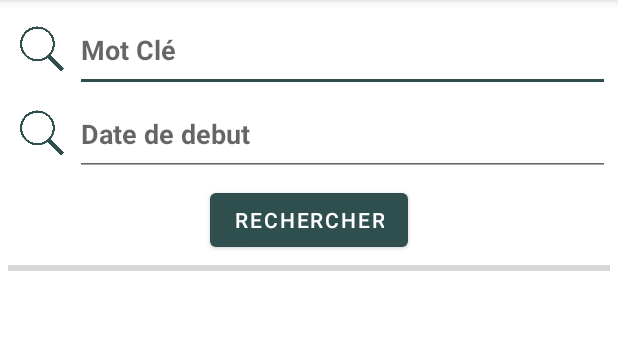
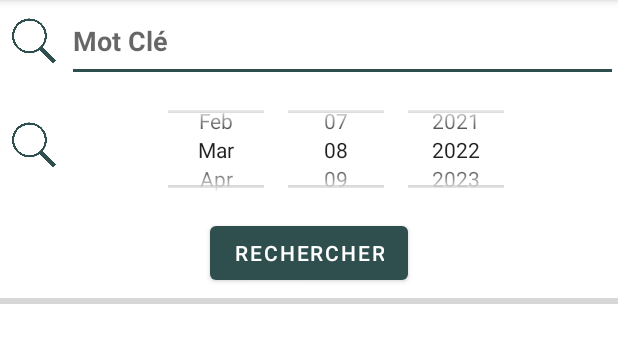
Before and after one commit to ElyousfiMohamed/Android-TPs, an Android app: the screen it shows after launch (MainActivity), after a tap on "RECHERCHER", on a phone screen of 412 x 824 dp, the part 84-447 px from its top. Run offline under Robolectric (Android 15) with nearby library versions, the phone set to English and light mode, and no system bars.

Commit message:
TP 3: Interaction avec une REST API - NEWSAPP (With date picker)

```diff
--- a/NewsApp/app/src/main/java/com/example/myapplication/MainActivity.java
+++ b/NewsApp/app/src/main/java/com/example/myapplication/MainActivity.java
@@ -9,6 +9,7 @@ import android.util.Log;
 import android.view.View;
 import android.widget.AdapterView;
 import android.widget.Button;
+import android.widget.DatePicker;
 import android.widget.EditText;
 import android.widget.ListView;
 import android.widget.Toast;
@@ -31,7 +32,8 @@ import retrofit2.converter.gson.GsonConverterFactory;
 
 public class MainActivity extends AppCompatActivity {
 
-    EditText motCle,dateDebut;
+    EditText motCle;
+    DatePicker dateDebut;
     ListView newsList;
     Button btn;
 
@@ -69,10 +71,11 @@ public class MainActivity extends AppCompatActivity {
         btn.setOnClickListener(new View.OnClickListener() {
             @Override
             public void onClick(View view) {
-                Log.i("TAG", "onClick: ");
+
                 data.clear();
                 String key=motCle.getText().toString();
-                String date=dateDebut.getText().toString();
+                String date= String.valueOf(dateDebut.getYear())+"-"+String.valueOf(dateDebut.getMonth()+1)+"-"+String.valueOf(dateDebut.getDayOfMonth());
+                Log.i("TAG",  date);
                 Log.i("key", key);
                 Log.i("date", date);
                 Call<ListArticleResponse> callArticles =serviceAPI.articles(key,date,"3cf8c4eb320946bf9d88200dd85311b3");
--- a/NewsApp/app/src/main/res/layout/activity_main.xml
+++ b/NewsApp/app/src/main/res/layout/activity_main.xml
@@ -6,19 +6,11 @@
     android:layout_height="match_parent"
     tools:context=".MainActivity">
 
-    <LinearLayout
-        android:layout_width="match_parent"
-        android:layout_height="match_parent"
-        android:layout_marginStart="5dp"
-        android:layout_marginTop="5dp"
-        android:layout_marginEnd="5dp"
-        android:layout_marginBottom="5dp"
-        android:orientation="vertical">
 
         <LinearLayout
             android:id="@+id/lin1"
             android:layout_width="match_parent"
-            android:layout_height="56dp"
+            android:layout_height="wrap_content"
             android:layout_marginTop="0dp"
             android:orientation="horizontal">
 
@@ -42,54 +34,49 @@
         <LinearLayout
             android:id="@+id/lin2"
             android:layout_width="match_parent"
-            android:layout_height="56dp"
+            android:layout_height="wrap_content"
             android:layout_marginTop="0dp"
-            android:orientation="horizontal">
+            android:orientation="horizontal"
+            android:layout_below="@+id/lin1">
 
             <ImageView
                 android:layout_width="34dp"
                 android:layout_height="44dp"
-                android:layout_margin="5dp"
-                android:src="@drawable/search" />
+                android:layout_marginTop="20dp"
+                android:layout_marginRight="5dp"
+                android:layout_marginLeft="5dp"
+                android:src="@drawable/search"
+                />
 
-            <EditText
+            <DatePicker
                 android:id="@+id/date_search"
                 android:layout_width="match_parent"
-                android:layout_height="match_parent"
-                android:hint="Date de debut"
-                android:inputType="text"
-                android:textColor="@color/Chocolate"
-                android:textStyle="bold" />
+                android:layout_height="90dp"
+                android:datePickerMode="spinner"
+                android:calendarViewShown="false"/>
 
         </LinearLayout>
 
-        <androidx.constraintlayout.widget.ConstraintLayout
-            android:layout_width="match_parent"
+        <Button
+            android:id="@+id/search_button"
+            android:layout_width="wrap_content"
             android:layout_height="wrap_content"
-            android:layout_marginTop="5dp">
-
-            <Button
-                android:id="@+id/search_button"
-                android:layout_width="wrap_content"
-                android:layout_height="wrap_content"
-                android:text="Rechercher"
-                app:layout_constraintEnd_toEndOf="parent"
-                app:layout_constraintStart_toStartOf="parent"
-                app:layout_constraintTop_toTopOf="parent" />
-        </androidx.constraintlayout.widget.ConstraintLayout>
+            android:text="Rechercher"
+            android:layout_below="@id/lin2"
+            android:layout_centerHorizontal="true"/>
 
         <ProgressBar
             android:id="@+id/progressBar"
             style="?android:attr/progressBarStyleHorizontal"
             android:layout_width="match_parent"
-            android:layout_height="wrap_content" />
+            android:layout_height="wrap_content"
+            android:layout_below="@+id/search_button"/>
 
         <ListView
             android:id="@+id/newsList"
             android:layout_width="match_parent"
             android:layout_height="match_parent"
-            android:layout_marginTop="15dp" />
-
-    </LinearLayout>
+            android:layout_marginTop="15dp"
+            android:layout_below="@id/progressBar"/>
 
 </RelativeLayout>
```
